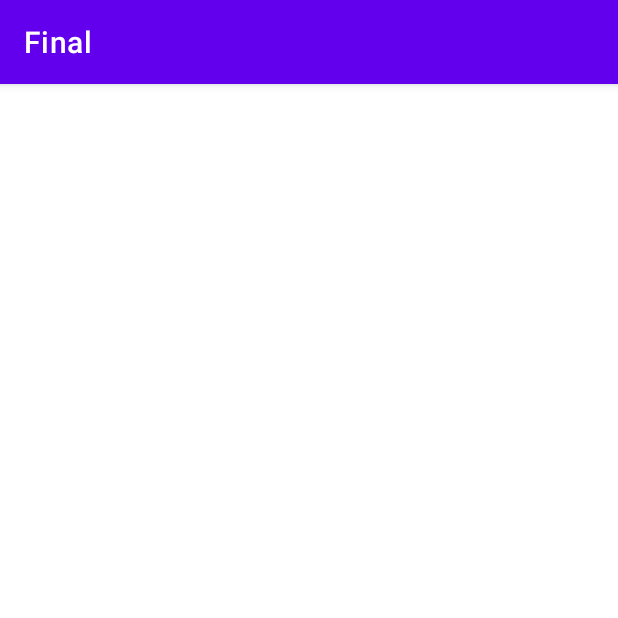
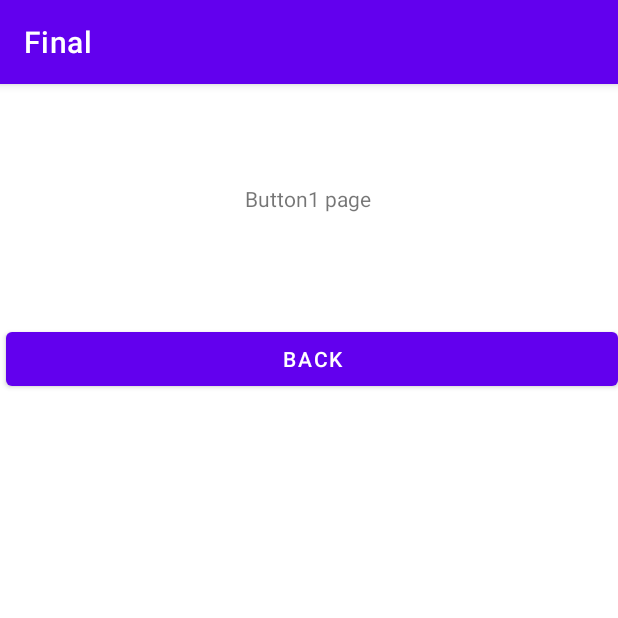
Before and after one commit to osu-cs492-w21/final-project-kerbal-space-program-not-sponsored, an Android app: the buttonPage screen opened directly, with no data from a screen before it, after a tap on "BUTTON 1", on a phone screen of 412 x 824 dp, the top half of it. Run offline under Robolectric (Android 15) with nearby library versions, the phone set to English and light mode, and no system bars.

Commit message:
added back button (to be changed)

```diff
--- a/app/src/main/java/com/example/afinal/button1.java
+++ b/app/src/main/java/com/example/afinal/button1.java
@@ -2,13 +2,31 @@ package com.example.afinal;
 
 import androidx.appcompat.app.AppCompatActivity;
 
+import android.content.Intent;
 import android.os.Bundle;
+import android.view.View;
+import android.widget.Button;
+import android.widget.Toast;
 
-public class button1 extends AppCompatActivity {
-
+public class button1 extends AppCompatActivity implements View.OnClickListener {
+    Button back;
     @Override
     protected void onCreate(Bundle savedInstanceState) {
         super.onCreate(savedInstanceState);
         setContentView(R.layout.activity_button1);
+
+        back = (Button)findViewById(R.id.back);
+
+        back.setOnClickListener(this);
+
+    }
+
+    @Override
+    public void onClick(View v) {
+        switch(v.getId()) {
+            case R.id.back:
+                Intent intent1 = new Intent(this, buttonPage.class);
+                startActivity(intent1);
+        }
     }
 }
--- a/app/src/main/java/com/example/afinal/button2.java
+++ b/app/src/main/java/com/example/afinal/button2.java
@@ -2,13 +2,30 @@ package com.example.afinal;
 
 import androidx.appcompat.app.AppCompatActivity;
 
+import android.content.Intent;
 import android.os.Bundle;
+import android.view.View;
+import android.widget.Button;
 
-public class button2 extends AppCompatActivity {
-
+public class button2 extends AppCompatActivity implements View.OnClickListener {
+    Button back;
     @Override
     protected void onCreate(Bundle savedInstanceState) {
         super.onCreate(savedInstanceState);
-        setContentView(R.layout.activity_button2);
+        setContentView(R.layout.activity_button1);
+
+        back = (Button)findViewById(R.id.back);
+
+        back.setOnClickListener(this);
+
+    }
+
+    @Override
+    public void onClick(View v) {
+        switch(v.getId()) {
+            case R.id.back:
+                Intent intent1 = new Intent(this, buttonPage.class);
+                startActivity(intent1);
+        }
     }
 }
--- a/app/src/main/java/com/example/afinal/button3.java
+++ b/app/src/main/java/com/example/afinal/button3.java
@@ -2,13 +2,30 @@ package com.example.afinal;
 
 import androidx.appcompat.app.AppCompatActivity;
 
+import android.content.Intent;
 import android.os.Bundle;
+import android.view.View;
+import android.widget.Button;
 
-public class button3 extends AppCompatActivity {
-
+public class button3 extends AppCompatActivity implements View.OnClickListener {
+    Button back;
     @Override
     protected void onCreate(Bundle savedInstanceState) {
         super.onCreate(savedInstanceState);
-        setContentView(R.layout.activity_button3);
+        setContentView(R.layout.activity_button1);
+
+        back = (Button)findViewById(R.id.back);
+
+        back.setOnClickListener(this);
+
+    }
+
+    @Override
+    public void onClick(View v) {
+        switch(v.getId()) {
+            case R.id.back:
+                Intent intent1 = new Intent(this, buttonPage.class);
+                startActivity(intent1);
+        }
     }
 }
--- a/app/src/main/java/com/example/afinal/button4.java
+++ b/app/src/main/java/com/example/afinal/button4.java
@@ -2,13 +2,30 @@ package com.example.afinal;
 
 import androidx.appcompat.app.AppCompatActivity;
 
+import android.content.Intent;
 import android.os.Bundle;
+import android.view.View;
+import android.widget.Button;
 
-public class button4 extends AppCompatActivity {
-
+public class button4 extends AppCompatActivity implements View.OnClickListener {
+    Button back;
     @Override
     protected void onCreate(Bundle savedInstanceState) {
         super.onCreate(savedInstanceState);
-        setContentView(R.layout.activity_button4);
+        setContentView(R.layout.activity_button1);
+
+        back = (Button)findViewById(R.id.back);
+
+        back.setOnClickListener(this);
+
+    }
+
+    @Override
+    public void onClick(View v) {
+        switch(v.getId()) {
+            case R.id.back:
+                Intent intent1 = new Intent(this, buttonPage.class);
+                startActivity(intent1);
+        }
     }
 }
--- a/app/src/main/java/com/example/afinal/buttonPage.java
+++ b/app/src/main/java/com/example/afinal/buttonPage.java
@@ -20,13 +20,12 @@ public class buttonPage extends AppCompatActivity implements View.OnClickListene
         setContentView(R.layout.activity_button_page);
 
         button1 = (Button)findViewById(R.id.button1);
+        button1.setOnClickListener(this);
         button2 = (Button)findViewById(R.id.button2);
+        button2.setOnClickListener(this);
         button3 = (Button)findViewById(R.id.button3);
+        button3.setOnClickListener(this);
         button4 = (Button)findViewById(R.id.button4);
-
-        button1.setOnClickListener(this);
-        button2.setOnClickListener(this);
-        button3.setOnClickListener(this);
         button4.setOnClickListener(this);
     }
 
@@ -36,7 +35,7 @@ public class buttonPage extends AppCompatActivity implements View.OnClickListene
         switch(v.getId()){
             case R.id.button1:
                 Toast.makeText(this,"Button 1 clicked",Toast.LENGTH_LONG);
-                Intent intent1 = new Intent(this, com.example.afinal.button1.class);
+                Intent intent1 = new Intent(this, button1.class);
                 startActivity(intent1);
 
             case R.id.button2:
--- a/app/src/main/res/layout/activity_button1.xml
+++ b/app/src/main/res/layout/activity_button1.xml
@@ -6,4 +6,30 @@
     android:layout_height="match_parent"
     tools:context=".button1">
 
+
+    <TextView
+        android:layout_width="wrap_content"
+        android:layout_height="wrap_content"
+        android:layout_centerInParent="true"
+        android:text="Button1 page"
+        app:layout_constraintBottom_toBottomOf="parent"
+        app:layout_constraintHorizontal_bias="0.498"
+        app:layout_constraintLeft_toLeftOf="parent"
+        app:layout_constraintRight_toRightOf="parent"
+        app:layout_constraintTop_toTopOf="parent"
+        app:layout_constraintVertical_bias="0.089" />
+
+    <Button
+        android:id="@+id/back"
+        android:layout_width="match_parent"
+        android:layout_height="wrap_content"
+        android:layout_marginStart="4dp"
+        android:text="Back"
+        app:layout_constraintBottom_toBottomOf="parent"
+        app:layout_constraintLeft_toLeftOf="parent"
+        app:layout_constraintRight_toRightOf="parent"
+        app:layout_constraintStart_toStartOf="parent"
+        app:layout_constraintTop_toTopOf="parent"
+        app:layout_constraintVertical_bias="0.221" />
+
 </androidx.constraintlayout.widget.ConstraintLayout>
```
Also changed, not shown: app/src/main/res/layout/activity_button2.xml (+27 -1 lines), app/src/main/res/layout/activity_button3.xml (+27 -1 lines), app/src/main/res/layout/activity_button4.xml (+27 -1 lines).
